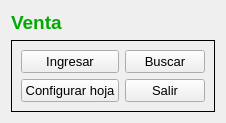
First picture: the form in Venta/a_venta.ui, repository radtek/manager, before the edit.
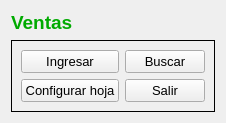
Second picture: the form after the edit.

```diff
--- a/Venta/a_venta.ui
+++ b/Venta/a_venta.ui
@@ -29,7 +29,7 @@
         <string notr="true">color: rgb(0, 170, 0);</string>
        </property>
        <property name="text">
-        <string>Venta</string>
+        <string>Ventas</string>
        </property>
       </widget>
      </item>
```
